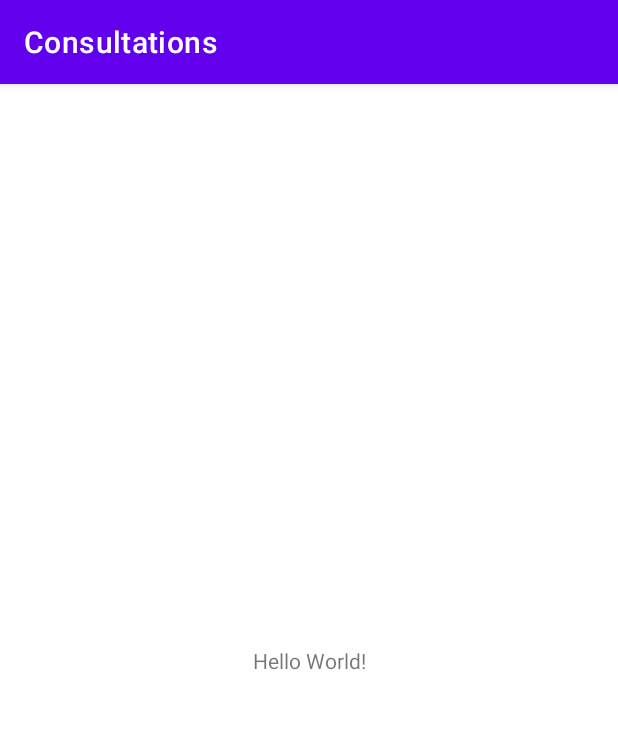
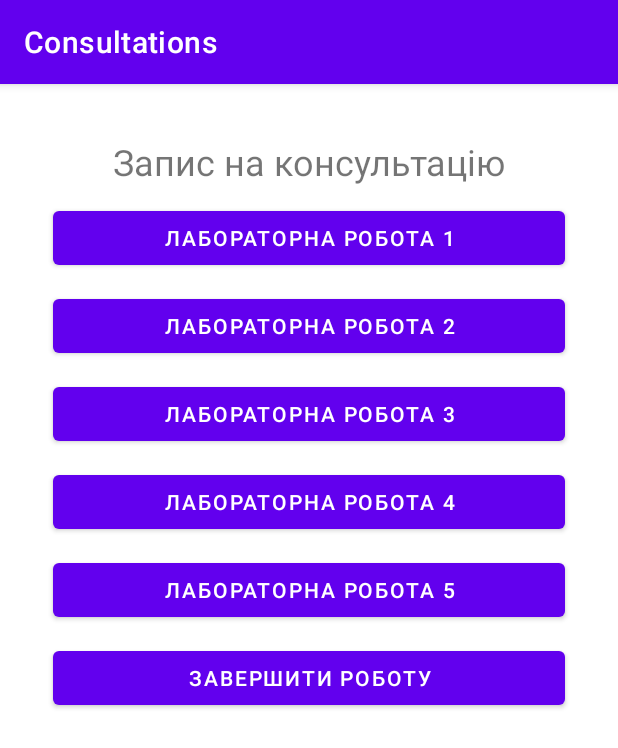
Before and after one commit to 21920103/Consultations, an Android app: the screen it shows after launch (MainActivity), on a phone screen of 412 x 824 dp. Shown: the top 748 px of the screen. Run offline under Robolectric (Android 15) with nearby library versions, the phone set to English and light mode, and no system bars.

Commit message:
Strings and Main activity

```diff
--- a/app/src/main/res/layout/activity_main.xml
+++ b/app/src/main/res/layout/activity_main.xml
@@ -6,13 +6,70 @@
     android:layout_height="match_parent"
     tools:context=".MainActivity">
 
+    <LinearLayout
+        android:layout_width="match_parent"
+        android:layout_height="match_parent"
+        android:layout_margin="30dp"
+        android:orientation="vertical">
+
     <TextView
-        android:layout_width="wrap_content"
+        android:id="@+id/textView2"
+        android:layout_width="match_parent"
         android:layout_height="wrap_content"
-        android:text="Hello World!"
-        app:layout_constraintBottom_toBottomOf="parent"
-        app:layout_constraintLeft_toLeftOf="parent"
-        app:layout_constraintRight_toRightOf="parent"
-        app:layout_constraintTop_toTopOf="parent" />
+        android:layout_margin="5dp"
+        android:gravity="center"
+        android:text="@string/main_title"
+        android:textAlignment="center"
+        android:textSize="24sp" />
+
+    <Button
+        android:id="@+id/button1"
+        android:layout_width="fill_parent"
+        android:layout_height="wrap_content"
+        android:layout_margin="5dp"
+        android:icon="@android:drawable/ic_dialog_info"
+        android:text="@string/lab1_btn" />
+
+    <Button
+        android:id="@+id/button2"
+        android:layout_width="fill_parent"
+        android:layout_height="wrap_content"
+        android:layout_margin="5dp"
+        android:icon="@android:drawable/ic_dialog_info"
+        android:text="@string/lab2_btn" />
+
+    <Button
+        android:id="@+id/button3"
+        android:layout_width="fill_parent"
+        android:layout_height="wrap_content"
+        android:layout_margin="5dp"
+        android:icon="@android:drawable/ic_dialog_info"
+        android:text="@string/lab3_btn" />
+
+    <Button
+        android:id="@+id/button4"
+        android:layout_width="fill_parent"
+        android:layout_height="wrap_content"
+        android:layout_margin="5dp"
+        android:icon="@android:drawable/ic_dialog_info"
+        android:text="@string/lab4_btn" />
+
+    <Button
+        android:id="@+id/button5"
+        android:layout_width="fill_parent"
+        android:layout_height="wrap_content"
+        android:layout_margin="5dp"
+        android:icon="@android:drawable/ic_dialog_info"
+        android:text="@string/lab5_btn" />
+
+    <Button
+        android:id="@+id/button_exit"
+        android:layout_width="fill_parent"
+        android:layout_height="wrap_content"
+        android:layout_margin="5dp"
+        android:icon="@android:drawable/ic_dialog_info"
+        android:text="@string/exit_btn"
+        android:onClick="exitClick"/>
+    </LinearLayout>
 
 </androidx.constraintlayout.widget.ConstraintLayout>
--- a/app/src/main/res/values/strings.xml
+++ b/app/src/main/res/values/strings.xml
@@ -1,3 +1,10 @@
 <resources>
     <string name="app_name">Consultations</string>
+    <string name="main_title">Запис на консультацію</string>
+    <string name="lab1_btn">Лабораторна робота 1</string>
+    <string name="lab2_btn">Лабораторна робота 2</string>
+    <string name="lab3_btn">Лабораторна робота 3</string>
+    <string name="lab4_btn">Лабораторна робота 4</string>
+    <string name="lab5_btn">Лабораторна робота 5</string>
+    <string name="exit_btn">Завершити роботу</string>
 </resources>
```
